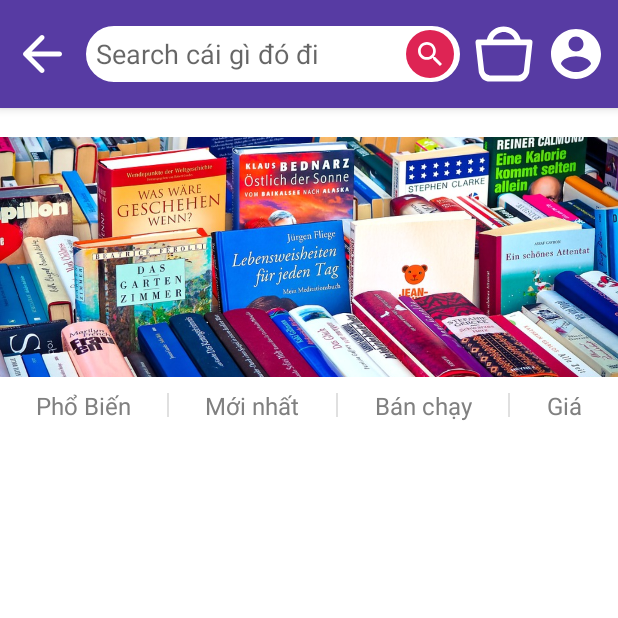
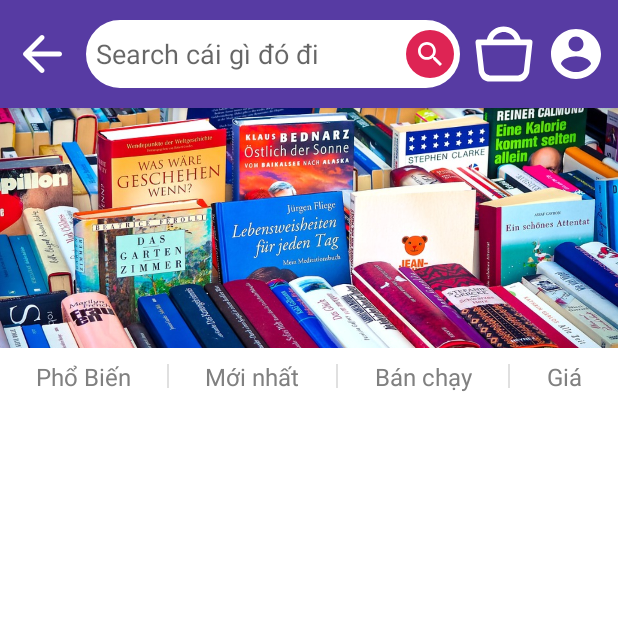
Before and after one commit to tohuyendieu/android, an Android app: the ListBookActivity screen opened directly, with no data from a screen before it, on a phone screen of 412 x 824 dp, the top half of it. Run offline under Robolectric (Android 15) with nearby library versions, the phone set to English and light mode, and no system bars; our stand-ins replace Firebase (no records; nobody signed in at launch, a user with empty details on screens opened directly); pictures from the network do not load.

Commit message:
Integrate Firestore search book

```diff
--- a/app/src/main/java/fptu/ninhtbm/thebookshop/ui/bookdetail/BookDetailActivity.java
+++ b/app/src/main/java/fptu/ninhtbm/thebookshop/ui/bookdetail/BookDetailActivity.java
@@ -23,6 +23,7 @@ import androidx.swiperefreshlayout.widget.SwipeRefreshLayout;
 import com.bumptech.glide.Glide;
 import com.google.android.material.button.MaterialButton;
 
+import java.text.DecimalFormat;
 import java.util.ArrayList;
 import java.util.List;
 
@@ -211,7 +212,7 @@ public class BookDetailActivity extends AppCompatActivity implements IBookDetail
         mTextOriginalPrice.setPaintFlags(mTextOriginalPrice.getPaintFlags() | Paint.STRIKE_THRU_TEXT_FLAG);
         mRatingbar.setRating((float) mBook.getAvgRated());
         if (mBook.getAvgRated() > 0) {
-            mTextAvgRate.setText(String.valueOf(mBook.getAvgRated()));
+            mTextAvgRate.setText(new DecimalFormat("#0.0").format(mBook.getAvgRated()));
         } else {
             mTextAvgRate.setText(getString(R.string.txt_no_rate));
         }
--- a/app/src/main/java/fptu/ninhtbm/thebookshop/ui/cart/CartActivity.java
+++ b/app/src/main/java/fptu/ninhtbm/thebookshop/ui/cart/CartActivity.java
@@ -119,9 +119,11 @@ public class CartActivity extends AppCompatActivity implements ICartActivity {
         mProgressBar.setVisibility(View.INVISIBLE);
         if (mBookSelectedList.isEmpty()) {
             findViewById(R.id.text_cart_no_item).setVisibility(View.VISIBLE);
+            mBtnBuy.setEnabled(false);
             mRecyclerViewCart.setVisibility(View.INVISIBLE);
         } else {
             findViewById(R.id.text_cart_no_item).setVisibility(View.INVISIBLE);
+            mBtnBuy.setEnabled(true);
             mRecyclerViewCart.setVisibility(View.VISIBLE);
         }
     }
--- a/app/src/main/java/fptu/ninhtbm/thebookshop/ui/listbook/presenter/IListBookPresenter.java
+++ b/app/src/main/java/fptu/ninhtbm/thebookshop/ui/listbook/presenter/IListBookPresenter.java
@@ -3,4 +3,5 @@ package fptu.ninhtbm.thebookshop.ui.listbook.presenter;
 public interface IListBookPresenter {
     void loadBookByCategoryId(String categoryId);
 
+    void searchBooksByTitle (String keyword);
 }
--- a/app/src/main/res/layout/activity_checkout.xml
+++ b/app/src/main/res/layout/activity_checkout.xml
@@ -5,7 +5,7 @@
     android:layout_width="match_parent"
     android:layout_height="match_parent"
     android:background="@color/bg_grey"
-    android:fitsSystemWindows="true">
+    android:fitsSystemWindows="true"
     android:id="@+id/layout_main"
     tools:context=".ui.checkout.CheckoutActivity">
 
--- a/app/src/main/res/layout/activity_list_book.xml
+++ b/app/src/main/res/layout/activity_list_book.xml
@@ -21,6 +21,7 @@
     <TextView
         android:id="@+id/text_result"
         android:layout_width="match_parent"
+        android:visibility="gone"
         android:layout_height="wrap_content"
         app:layout_constraintTop_toBottomOf="@id/header"
         tools:text="Kết quả cho ..." />
@@ -109,10 +110,21 @@
                     android:layout_weight="1"
                     android:gravity="center"
                     android:text="@string/text_option_price"
+                    android:drawableTint="@color/important_button_color"
                     android:textSize="16sp" />
 
             </LinearLayout>
 
+            <TextView
+                android:id="@+id/text_no_book"
+                android:layout_width="wrap_content"
+                android:layout_height="wrap_content"
+                android:layout_marginTop="120dp"
+                android:text="@string/txt_no_book"
+                android:visibility="gone"
+                app:layout_constraintEnd_toEndOf="parent"
+                app:layout_constraintStart_toStartOf="parent"
+                app:layout_constraintTop_toBottomOf="@id/layout_option_order"/>
             <com.google.android.material.progressindicator.CircularProgressIndicator
                 android:id="@id/progress_bar"
                 android:layout_width="wrap_content"
--- a/app/src/main/res/layout/header.xml
+++ b/app/src/main/res/layout/header.xml
@@ -29,12 +29,14 @@
         <EditText
             android:id="@+id/edt_search"
             android:layout_width="0dp"
-            android:layout_height="40dp"
+            android:layout_height="48dp"
             android:layout_marginStart="8dp"
             android:layout_marginEnd="8dp"
             android:background="@drawable/bg_round_corner_search_box"
             android:drawableEnd="@drawable/ic_search_red"
             android:hint="@string/text_search_hint"
+            android:imeOptions="actionSearch"
+            android:inputType="text"
             android:paddingStart="8dp"
             android:paddingEnd="5dp"
             app:layout_constraintBottom_toBottomOf="parent"
--- a/app/src/main/res/values/strings.xml
+++ b/app/src/main/res/values/strings.xml
@@ -101,5 +101,7 @@
     <string name="txt_string_quantity">x%s</string>
     <string name="txt_not_enough_book_in_stock">Số lượng trong kho không đủ.</string>
     <string name="txt_checkout_success">Mua hàng thành công</string>
+    <string name="txt_search_not_found">Không tìm thấy thông tin sách tương ứng!</string>
+    <string name="txt_no_book">Trang bạn yêu cầu không có cuốn sách nào cả :(</string>
     <!--    <string name="txt_string_strikethrough">%s</string>-->
 </resources>
```
Also changed, not shown: app/src/main/java/fptu/ninhtbm/thebookshop/ui/home/MainActivity.java (+15 -0 lines), app/src/main/java/fptu/ninhtbm/thebookshop/ui/listbook/ListBookActivity.java (+40 -6 lines), app/src/main/java/fptu/ninhtbm/thebookshop/ui/listbook/presenter/ListBookPresenter.java (+36 -1 lines).
